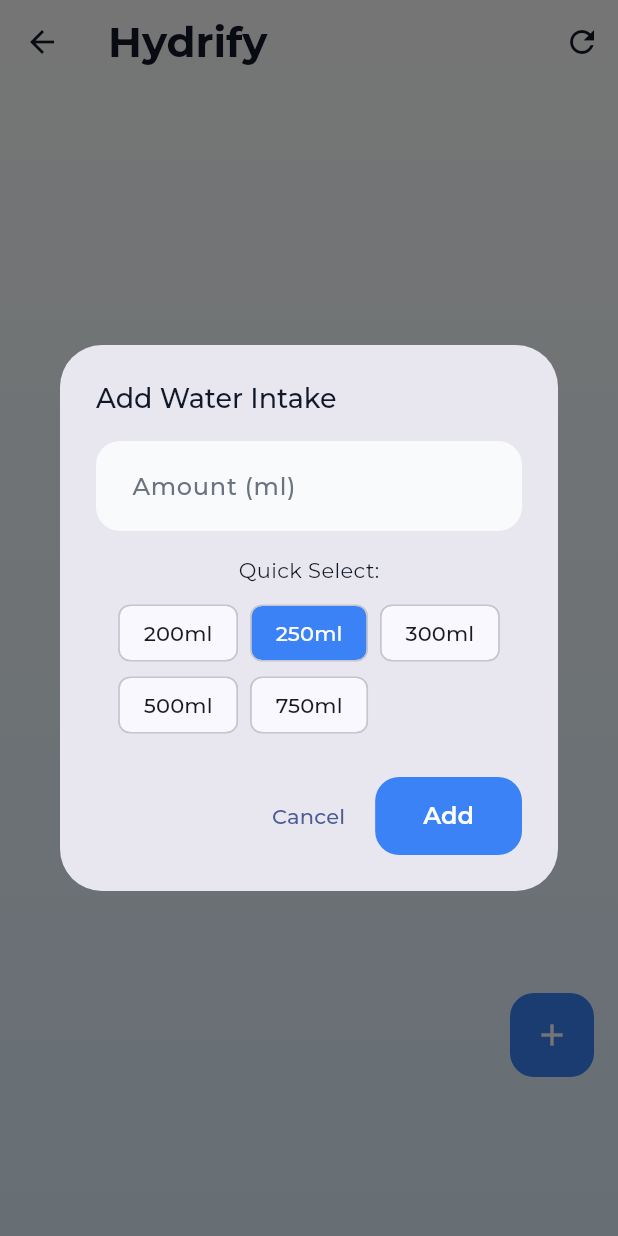
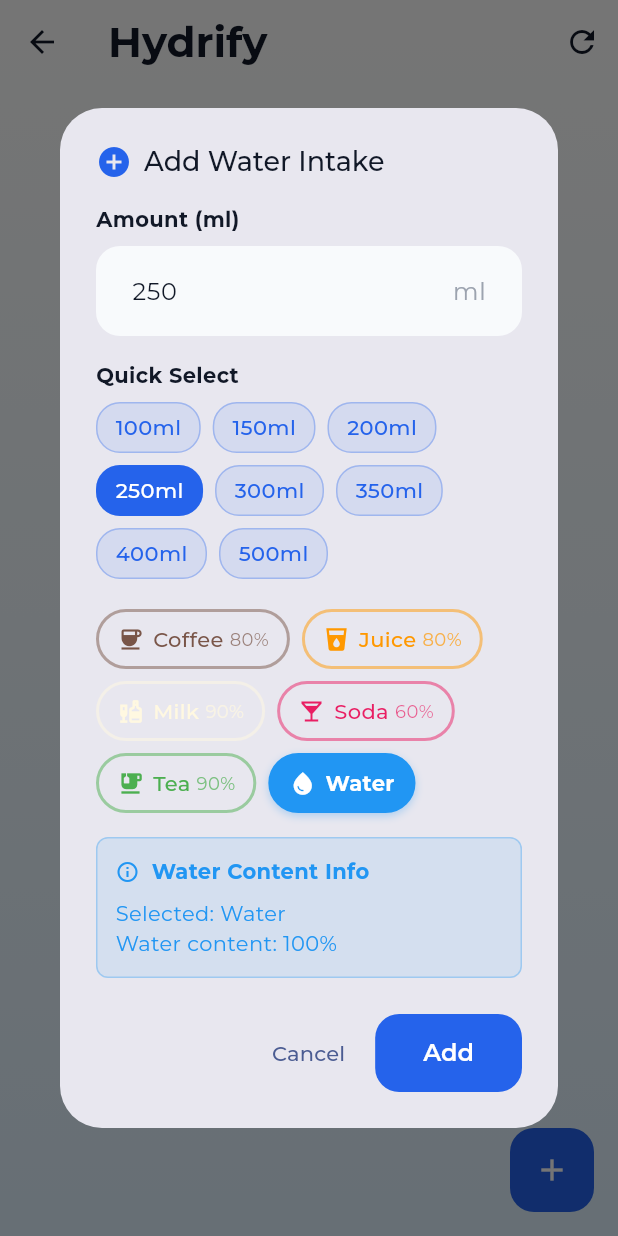
Before and after one commit to FatihHDR/hydrify, a Flutter app: the HomeScreen screen opened directly, after a tap on the "add" icon, on a phone screen of 412 x 824 dp. Run offline on Flutter 3.47's test engine with Material 3 defaults, Android fonts, the phone set to English and light mode, and no system bars; our stand-ins replace firebase_auth, firebase_core, fl_chart, flutter_local_notifications, google_fonts, google_sign_in and 4 more; accounts and stored records are empty.

Commit message:
feat(home-screen): Integrate DrinkTypeViewModel and replace add water dialog with QuickAddWaterButton

```diff
--- a/lib/views/home_screen.dart
+++ b/lib/views/home_screen.dart
@@ -2,9 +2,11 @@
 import 'package:provider/provider.dart';
 import '../viewmodels/home_viewmodel.dart';
 import '../viewmodels/achievement_viewmodel.dart';
+import '../viewmodels/drink_type_viewmodel.dart';
 import '../widgets/common_widgets.dart';
 import '../widgets/advanced_widgets.dart';
 import '../widgets/gradient_background.dart';
+import '../widgets/water_intake_widgets.dart';
 import '../utils/app_theme.dart';
 import '../utils/helpers.dart';
 
@@ -15,13 +17,13 @@
   State<HomeScreen> createState() => _HomeScreenState();
 }
 
-class _HomeScreenState extends State<HomeScreen> {
-  @override
+class _HomeScreenState extends State<HomeScreen> {  @override
   void initState() {
     super.initState();
     WidgetsBinding.instance.addPostFrameCallback((_) {
       Provider.of<HomeViewModel>(context, listen: false).initialize();
       Provider.of<AchievementViewModel>(context, listen: false).initialize();
+      Provider.of<DrinkTypeViewModel>(context, listen: false).initialize();
     });
   }
 
@@ -78,16 +80,11 @@
               ),
             ),
           );        },
-      ),      floatingActionButton: Consumer<HomeViewModel>(
-        builder: (context, viewModel, child) {
-          return Padding(
-            padding: const EdgeInsets.only(bottom: 90), // Move above navbar
-            child: FloatingActionButton(
-              onPressed: () => _showAddWaterDialog(context, viewModel),
-              backgroundColor: AppColors.waterBlue,
-              child: const Icon(Icons.add, color: Colors.white),
-            ),
-          );        },
+      ),      floatingActionButton: QuickAddWaterButton(
+        onAdd: (amount, drinkType) async {
+          final homeVM = Provider.of<HomeViewModel>(context, listen: false);
+          await homeVM.addWaterIntake(amount, drinkType: drinkType);
+        },
       ),
       floatingActionButtonLocation: FloatingActionButtonLocation.endFloat,
     ),
@@ -443,85 +440,7 @@
               ],
             ),
           ),
-        );
-      },
-    );
-  }
-
-  Future<void> _showAddWaterDialog(BuildContext context, HomeViewModel viewModel) async {
-    final TextEditingController controller = TextEditingController();
-    int selectedAmount = 250;
-
-    return showDialog<void>(
-      context: context,
-      builder: (BuildContext context) {
-        return StatefulBuilder(
-          builder: (context, setState) {
-            return AlertDialog(
-              title: const Text('Add Water Intake'),
-              content: Column(
-                mainAxisSize: MainAxisSize.min,
-                children: [
-                  TextField(
-                    controller: controller,
-                    keyboardType: TextInputType.number,
-                    decoration: const InputDecoration(
-                      labelText: 'Amount (ml)',
-                      border: OutlineInputBorder(),
-                    ),
-                    onChanged: (value) {
-                      final amount = int.tryParse(value);
-                      if (amount != null) {
-                        selectedAmount = amount;
-                      }
-                    },
-                  ),
-                  const SizedBox(height: 16),
-                  const Text('Quick Select:'),
-                  const SizedBox(height: 8),
-                  Wrap(
-                    spacing: 8,
-                    children: [200, 250, 300, 500, 750].map((amount) {
-                      return ActionChip(
-                        label: Text('${amount}ml'),
-                        onPressed: () {
-                          setState(() {
-                            selectedAmount = amount;
-                            controller.text = amount.toString();
-                          });
-                        },
-                        backgroundColor: selectedAmount == amount
-                            ? AppColors.waterBlue
-                            : null,                        labelStyle: TextStyle(
-                          color: selectedAmount == amount
-                              ? Colors.white
-                              : null,
-                        ),
-                      );
-                    }).toList(),
-                  ),
-                ],
-              ),
-              actions: [
-                TextButton(
-                  onPressed: () => Navigator.of(context).pop(),
-                  child: const Text('Cancel'),
-                ),
-                ElevatedButton(
-                  onPressed: () {
-                    final amount = int.tryParse(controller.text) ?? selectedAmount;
-                    if (amount > 0) {
-                      viewModel.addWaterIntake(amount);
-                      Navigator.of(context).pop();
-                    }
-                  },
-                  child: const Text('Add'),
-                ),
-              ],
-            );
-          },
-        );
-      },
+        );      },
     );
   }
 
```
